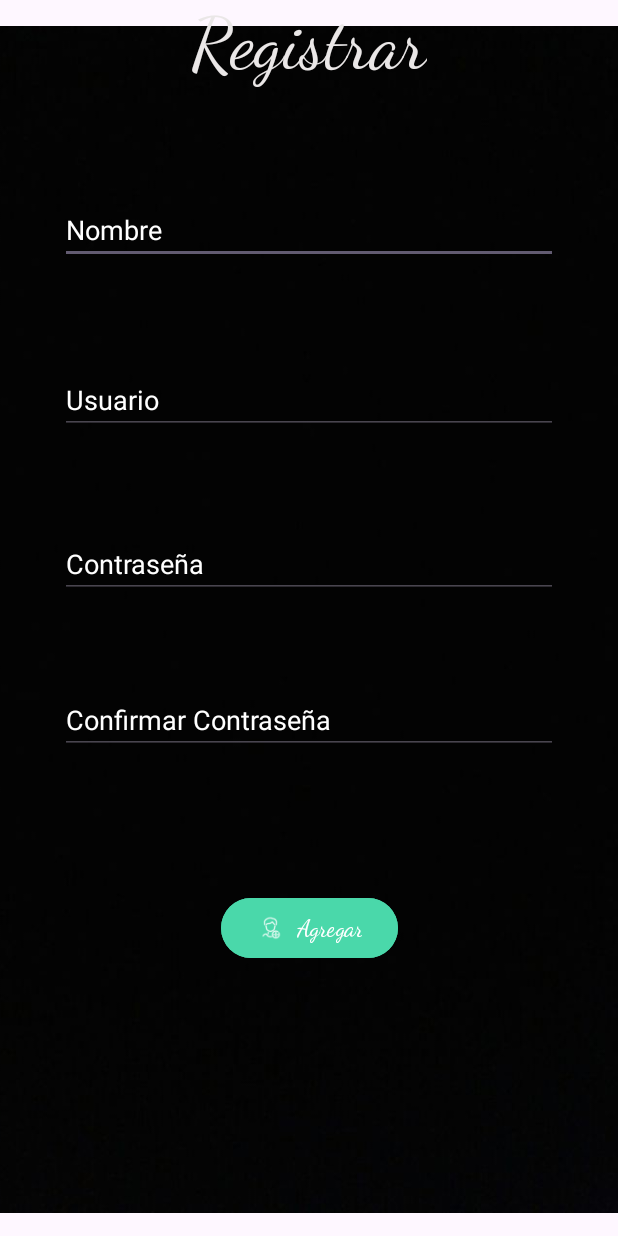
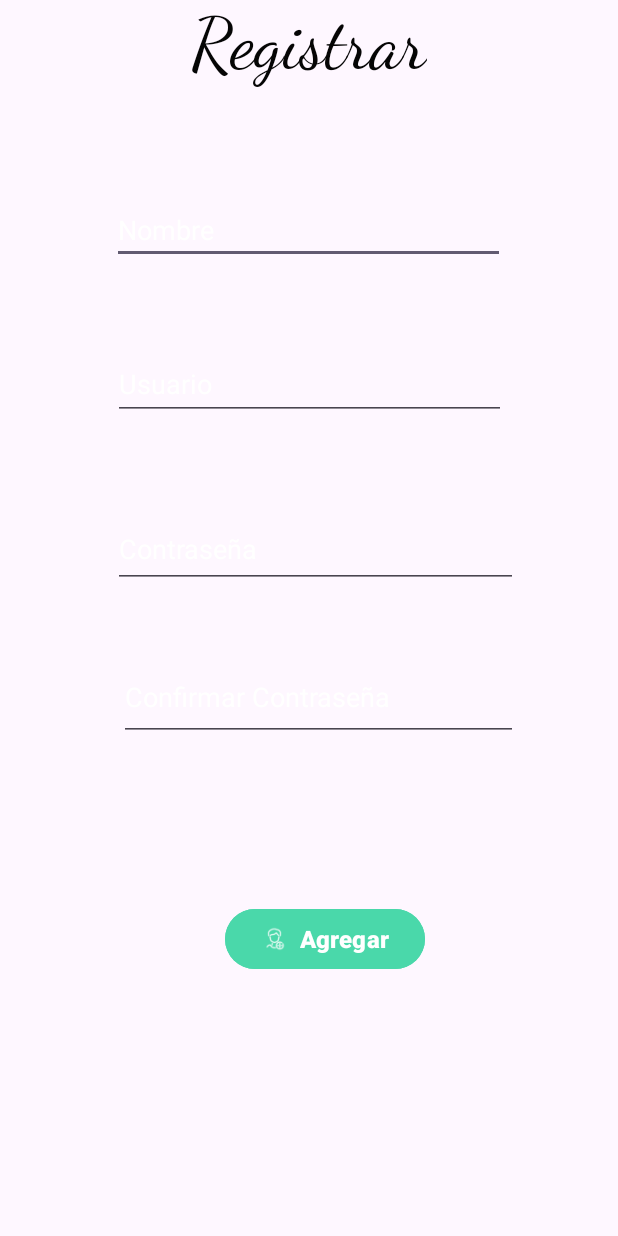
Before and after one commit to LAE1201Soo/GSangin, an Android app: the RegiUser screen opened directly, with no data from a screen before it, on a phone screen of 412 x 824 dp. Run offline under Robolectric (Android 15) with nearby library versions, the phone set to English and light mode, and no system bars; libraries missing offline, so code that uses them is left out: com.google.firebase.crashlytics.

Commit message:
previo a la prueba de bd

```diff
--- a/app/build.gradle.kts
+++ b/app/build.gradle.kts
@@ -48,6 +48,8 @@ dependencies {
     implementation ("com.squareup.retrofit2:retrofit:2.9.0")
     implementation ("com.squareup.retrofit2:converter-gson:2.9.0")
 
+
+
     testImplementation("junit:junit:4.13.2")
     androidTestImplementation("androidx.test.ext:junit:1.1.5")
     androidTestImplementation("androidx.test.espresso:espresso-core:3.5.1")
--- a/app/src/main/AndroidManifest.xml
+++ b/app/src/main/AndroidManifest.xml
@@ -3,6 +3,7 @@
     xmlns:tools="http://schemas.android.com/tools">
 
     <uses-permission android:name="android.permission.INTERNET" />
+    <uses-permission android:name="android.permission.ACCESS_NETWORK_STATE" />
 
     <application
         android:allowBackup="true"
@@ -13,6 +14,7 @@
         android:roundIcon="@mipmap/ic_launcher_round"
         android:supportsRtl="true"
         android:theme="@style/Theme.GSangin"
+        android:usesCleartextTraffic="true"
         tools:targetApi="31">
         <activity
             android:name=".ListaProductos"
@@ -43,4 +45,5 @@
         </activity>
     </application>
 
+
 </manifest>
--- a/app/src/main/java/com/example/gsangin/MenuPrincipal.kt
+++ b/app/src/main/java/com/example/gsangin/MenuPrincipal.kt
@@ -30,6 +30,7 @@ class MenuPrincipal : AppCompatActivity() {
             setLoggedIn(false)  // Establece el estado de autenticación como "no autenticado"
             goToMainActivity()  // Vuelve a la actividad principal (MainActivity)
         }
+
         imgSincronizaButton.setOnClickListener {
             // Abre la actividad de sincronización
             val intent = Intent(this, Sincronizar::class.java)
--- a/app/src/main/java/com/example/gsangin/RegiUser.kt
+++ b/app/src/main/java/com/example/gsangin/RegiUser.kt
@@ -56,6 +56,8 @@ class RegiUser : AppCompatActivity() {
                     usuarioEditText.text.clear()
                     contraseñaEditText.text.clear()
                     confirmarContraseñaEditText.text.clear()
+
+                    finish()
                 }
             } else {
                 Toast.makeText(this, "Las contraseñas no coinciden", Toast.LENGTH_SHORT).show()
--- a/app/src/main/java/com/example/gsangin/model/ClientesModel.kt
+++ b/app/src/main/java/com/example/gsangin/model/ClientesModel.kt
@@ -8,6 +8,6 @@ data class ClientesModel(
     val id: Int,
     val nombre: String,
     val numero: String,
-    val rason_social: String,
+    val razon_social: String,
     val tel: String
 )
--- a/app/src/main/java/com/example/gsangin/model/ClientesServices.kt
+++ b/app/src/main/java/com/example/gsangin/model/ClientesServices.kt
@@ -1,11 +1,13 @@
 package com.example.gsangin.model
+import android.util.Log
 import retrofit2.Call
 import retrofit2.http.GET
 import retrofit2.http.Query
 
 interface ClientesServices {
-    @GET("")
-    fun listClientesData(): Call<ClientesModel>
+    @GET("clientes.php")
+    fun listClientesData(): Call<List<ClientesModel>> // Cambio en el tipo de retorno
+
 
 
 }
--- a/app/src/main/res/layout/activity_main.xml
+++ b/app/src/main/res/layout/activity_main.xml
@@ -115,7 +115,7 @@
         android:layout_marginTop="50dp"
         android:backgroundTint="#00BCD4"
         android:text="Ingresar "
-        android:fontFamily="cursive"
+        android:fontFamily="sans-serif-black"
         android:textColorHighlight="#55AED6"
         android:textColorLink="#2DAEE8"
         app:icon="@drawable/icons8_llave_30"
@@ -131,6 +131,7 @@
         android:layout_marginTop="24dp"
         android:backgroundTint="#D0DCA8BA"
         android:text="Registrar"
+        android:fontFamily="sans-serif-black"
         android:textColorHighlight="#A368AE"
         android:textColorLink="#B5FFFFFF"
         android:textSize="10sp"
--- a/app/src/main/res/layout/activity_regi_user.xml
+++ b/app/src/main/res/layout/activity_regi_user.xml
@@ -6,23 +6,13 @@
     android:layout_height="match_parent"
     tools:context=".RegiUser">
 
-    <ImageView
-        android:id="@+id/imageView"
-        android:layout_width="475dp"
-        android:layout_height="883dp"
-        app:layout_constraintBottom_toBottomOf="parent"
-        app:layout_constraintEnd_toEndOf="parent"
-        app:layout_constraintStart_toStartOf="parent"
-        app:layout_constraintTop_toTopOf="parent"
-        app:srcCompat="@drawable/fondo_de_pantalla_negro_10_" />
-
     <TextView
         android:id="@+id/textView4"
         android:layout_width="wrap_content"
         android:layout_height="wrap_content"
+        android:fontFamily="cursive"
         android:text="Registrar"
-        android:fontFamily="cursive"
-        android:textColor="#EAE7E7"
+        android:textColor="#050505"
         android:textSize="48sp"
         app:layout_constraintEnd_toEndOf="parent"
         app:layout_constraintStart_toStartOf="parent"
@@ -30,15 +20,15 @@
 
     <EditText
         android:id="@+id/txtNombre"
-        android:layout_width="0dp"
-        android:layout_height="wrap_content"
+        android:layout_width="262dp"
+        android:layout_height="0dp"
         android:layout_marginStart="40dp"
         android:layout_marginTop="72dp"
         android:layout_marginEnd="40dp"
         android:ems="10"
         android:hint="Nombre"
         android:inputType="text"
-        android:textColor="#FFFFFF"
+        android:textColor="#050505"
         android:textColorHint="#FFFFFF"
         app:layout_constraintEnd_toEndOf="parent"
         app:layout_constraintHorizontal_bias="0.497"
@@ -47,17 +37,17 @@
 
     <EditText
         android:id="@+id/txtUsuario"
-        android:layout_width="0dp"
-        android:layout_height="wrap_content"
+        android:layout_width="262dp"
+        android:layout_height="48dp"
         android:layout_marginStart="40dp"
-        android:layout_marginTop="68dp"
+        android:layout_marginTop="56dp"
         android:layout_marginEnd="40dp"
         android:ems="10"
         android:hint="Usuario"
         android:inputType="text"
+        android:textColor="#050505"
         android:textColorHint="#FFFFFF"
         app:layout_constraintEnd_toEndOf="parent"
-        app:layout_constraintHorizontal_bias="0.0"
         app:layout_constraintStart_toStartOf="parent"
         app:layout_constraintTop_toBottomOf="@+id/txtNombre" />
 
@@ -65,45 +55,48 @@
         android:id="@+id/btnGuardar"
         android:layout_width="wrap_content"
         android:layout_height="wrap_content"
-        android:layout_marginTop="92dp"
+        android:layout_marginTop="108dp"
         android:backgroundTint="#4AD8AA"
-        android:fontFamily="cursive"
+        android:fontFamily="sans-serif-black"
         android:text="Agregar"
         android:textSize="16sp"
         app:icon="@drawable/icons8_registro_30"
         app:layout_constraintEnd_toEndOf="parent"
+        app:layout_constraintHorizontal_bias="0.539"
         app:layout_constraintStart_toStartOf="parent"
         app:layout_constraintTop_toBottomOf="@+id/txtPassCom" />
 
     <EditText
         android:id="@+id/txtPass"
-        android:layout_width="0dp"
-        android:layout_height="wrap_content"
+        android:layout_width="270dp"
+        android:layout_height="52dp"
         android:layout_marginStart="40dp"
-        android:layout_marginTop="64dp"
+        android:layout_marginTop="60dp"
         android:layout_marginEnd="40dp"
         android:ems="10"
         android:hint="Contraseña"
         android:inputType="textPassword"
+        android:textColor="#050505"
         android:textColorHint="#FFFFFF"
         app:layout_constraintEnd_toEndOf="parent"
-        app:layout_constraintHorizontal_bias="0.0"
+        app:layout_constraintHorizontal_bias="0.573"
         app:layout_constraintStart_toStartOf="parent"
         app:layout_constraintTop_toBottomOf="@+id/txtUsuario" />
 
     <EditText
         android:id="@+id/txtPassCom"
-        android:layout_width="0dp"
-        android:layout_height="wrap_content"
+        android:layout_width="266dp"
+        android:layout_height="58dp"
         android:layout_marginStart="40dp"
-        android:layout_marginTop="168dp"
+        android:layout_marginTop="156dp"
         android:layout_marginEnd="40dp"
         android:ems="10"
         android:hint="Confirmar Contraseña"
         android:inputType="textPassword"
+        android:textColor="#050505"
         android:textColorHint="#FFFFFF"
         app:layout_constraintEnd_toEndOf="parent"
-        app:layout_constraintHorizontal_bias="0.0"
+        app:layout_constraintHorizontal_bias="0.6"
         app:layout_constraintStart_toStartOf="parent"
         app:layout_constraintTop_toBottomOf="@+id/txtUsuario" />
 </androidx.constraintlayout.widget.ConstraintLayout>
```
Also changed, not shown: app/src/main/java/com/example/gsangin/ClienteAdapter.kt (added, +47 -0 lines), app/src/main/java/com/example/gsangin/ClienteSQLiteModel.kt (added, +13 -0 lines), app/src/main/java/com/example/gsangin/Sincronizar.kt (+43 -1 lines), app/src/main/java/com/example/gsangin/model/ClientesObj.kt (+4 -3 lines).
